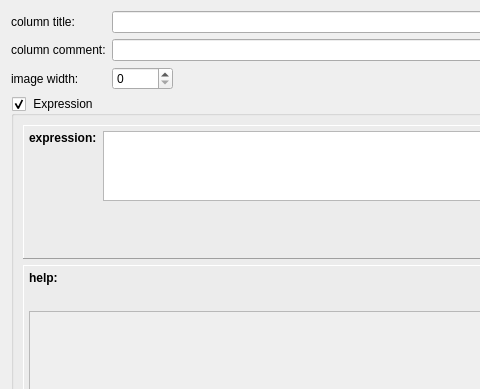
Old version of the form plugins/table/qfrdrtablecolumneditor.ui in the repository jkriege2/QuickFit3; both pictures show x 0 to 480 and y 0 to 389 of the 891 by 522 pixel window.
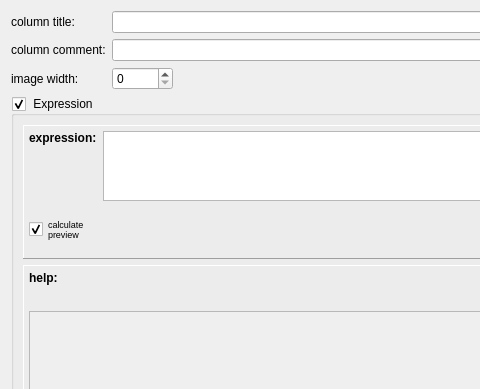
New version of the form. Icons and pictures are not drawn. Custom widgets are drawn as their Qt base class.

```diff
--- a/plugins/table/qfrdrtablecolumneditor.ui
+++ b/plugins/table/qfrdrtablecolumneditor.ui
@@ -159,6 +159,38 @@
            </property>
           </widget>
          </item>
+         <item row="0" column="1">
+          <widget class="QFEnhancedPlainTextEdit" name="edtFormula">
+           <property name="sizePolicy">
+            <sizepolicy hsizetype="Expanding" vsizetype="MinimumExpanding">
+             <horstretch>0</horstretch>
+             <verstretch>3</verstretch>
+            </sizepolicy>
+           </property>
+           <property name="minimumSize">
+            <size>
+             <width>0</width>
+             <height>32</height>
+            </size>
+           </property>
+          </widget>
+         </item>
+         <item row="1" column="0">
+          <widget class="QCheckBox" name="chkPreview">
+           <property name="font">
+            <font>
+             <pointsize>7</pointsize>
+            </font>
+           </property>
+           <property name="text">
+            <string>calculate
+preview</string>
+           </property>
+           <property name="checked">
+            <bool>true</bool>
+           </property>
+          </widget>
+         </item>
         </layout>
        </widget>
       </item>
```
Left out of the diff: 16 changed lines with no effect on the pictures.
